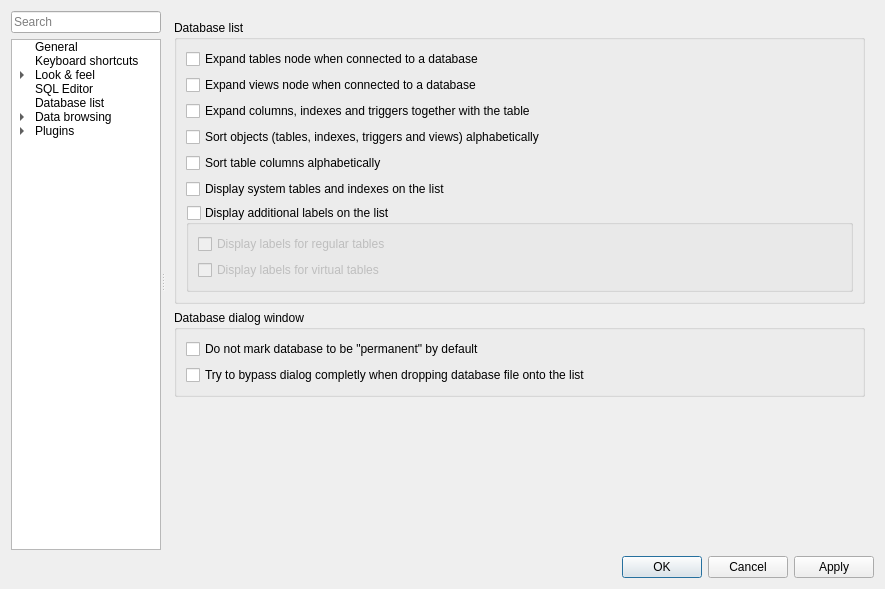
Before: the Qt Designer form SQLiteStudio3/guiSQLiteStudio/dialogs/configdialog.ui in pawelsalawa/sqlitestudio, drawn with Qt 5.
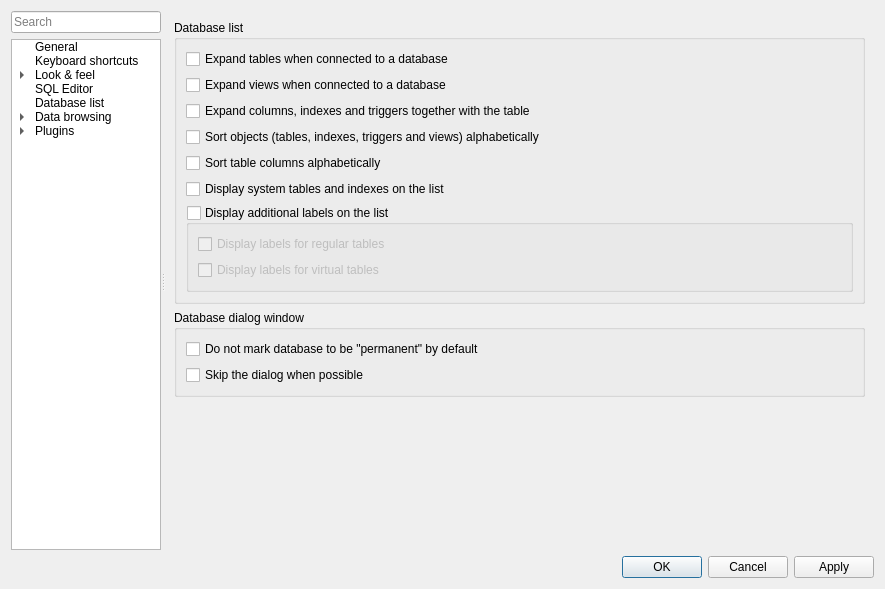
After: the same form once the commit is applied. Icons and pictures are not drawn. Custom widgets are drawn as their Qt base class.

Commit message: #5374 Ctrl+O (Cmd+O on macOS) now always asks for a file to open and if it's a database, it's added to the list. If it's SQL file, the SQL editor opens for it. Ctrl+N (Cmd+N on macOS) now always asks for a file to create and adds the new database to the list; #5477 WxSQLite plugin was renamed to its proper name, the SQLite3MC (SQLite 3 Multiple Ciphers); #5060 Application connects to the database that was just added to the list; #5212 Database list now expands columns, indexes and triggers whenever the table is expanded.

```diff
--- a/SQLiteStudio3/guiSQLiteStudio/dialogs/configdialog.ui
+++ b/SQLiteStudio3/guiSQLiteStudio/dialogs/configdialog.ui
@@ -290,7 +290,7 @@
               <item row="1" column="0">
                <widget class="QCheckBox" name="expandTablesCheck">
                 <property name="text">
-                 <string>Expand tables node when connected to a database</string>
+                 <string>Expand tables when connected to a database</string>
                 </property>
                 <property name="cfg" stdset="0">
                  <string notr="true">DbList.ExpandTables</string>
@@ -300,7 +300,7 @@
               <item row="2" column="0">
                <widget class="QCheckBox" name="expandViewsCheck">
                 <property name="text">
-                 <string>Expand views node when connected to a database</string>
+                 <string>Expand views when connected to a database</string>
                 </property>
                 <property name="cfg" stdset="0">
                  <string notr="true">DbList.ExpandViews</string>
@@ -421,7 +421,7 @@
                  <string>&lt;p&gt;When this option is enabled, then files dropped from file manager onto database list will be automatically added to the list, bypassing standard database dialog. If for various reasons automatic process fails, then standard dialog will be presented to the user.&lt;/p&gt;</string>
                 </property>
                 <property name="text">
-                 <string>Try to bypass dialog completly when dropping database file onto the list</string>
+                 <string>Skip the dialog when possible</string>
                 </property>
                 <property name="cfg" stdset="0">
                  <string notr="true">DbList.BypassDbDialogWhenDropped</string>
```
Left out of the diff: 4 changed lines with no effect on the pictures. The commit also changes 169 other files.
